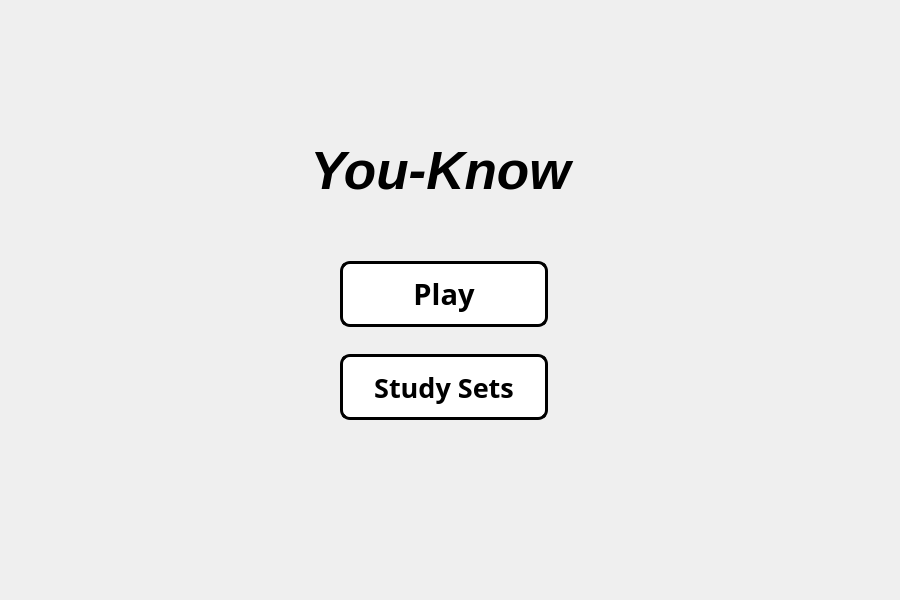
Above: ui/main_menu.ui from PierceLD/Capstone-1-Group-9-Project before the change. Below: the same form after it.
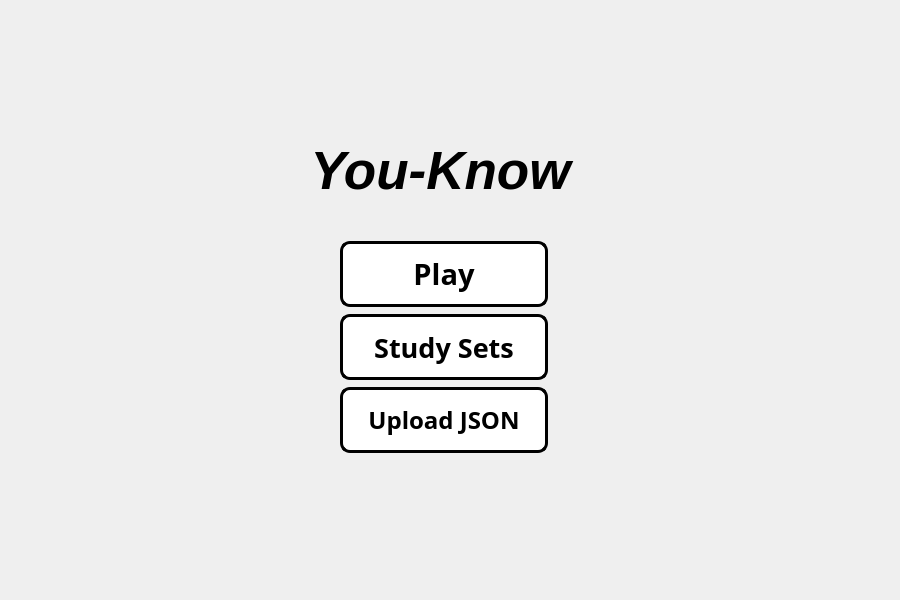
That is the form after the change.

Commit message: added JSON upload button

Diff of the .ui file:
```diff
--- a/ui/main_menu.ui
+++ b/ui/main_menu.ui
@@ -40,7 +40,7 @@
      <x>340</x>
      <y>240</y>
      <width>208</width>
-     <height>201</height>
+     <height>214</height>
     </rect>
    </property>
    <layout class="QVBoxLayout" name="verticalLayout">
@@ -104,6 +104,36 @@
       </property>
      </widget>
     </item>
+    <item>
+     <widget class="QPushButton" name="uploadFileButton">
+      <property name="font">
+       <font>
+        <family>MS PGothic</family>
+        <pointsize>18</pointsize>
+        <weight>75</weight>
+        <italic>false</italic>
+        <bold>true</bold>
+       </font>
+      </property>
+      <property name="styleSheet">
+       <string notr="true">QPushButton {
+	background-color: white;
+	width: 200px;
+	height: 60px;
+	border: 3px solid black;
+	border-radius: 10px;
+}
+
+QPushButton:hover {
+	background-color:black;
+	color: white;
+}</string>
+      </property>
+      <property name="text">
+       <string>Upload JSON</string>
+      </property>
+     </widget>
+    </item>
    </layout>
   </widget>
   <widget class="QLabel" name="label">
```
